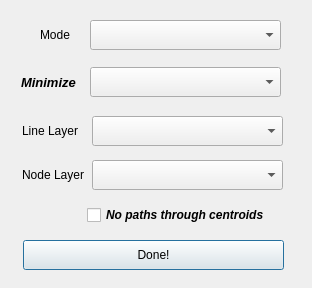
AequilibraE/qaequilibrae, file common_tools/forms/ui_load_network_info.ui: the form before one commit.
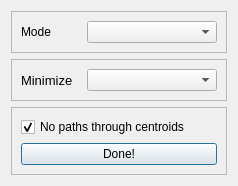
The form after the commit.

Commit message: Path computation now uses pre-loaded layers

Diff of the .ui file:
```diff
--- a/common_tools/forms/ui_load_network_info.ui
+++ b/common_tools/forms/ui_load_network_info.ui
@@ -9,8 +9,8 @@
    <rect>
     <x>0</x>
     <y>0</y>
-    <width>312</width>
-    <height>288</height>
+    <width>238</width>
+    <height>177</height>
    </rect>
   </property>
   <property name="windowTitle">
@@ -19,115 +19,18 @@
   <property name="modal">
    <bool>false</bool>
   </property>
-  <widget class="QPushButton" name="do_load_graph">
-   <property name="geometry">
-    <rect>
-     <x>23</x>
-     <y>240</y>
-     <width>261</width>
-     <height>30</height>
-    </rect>
-   </property>
-   <property name="text">
-    <string>Done!</string>
-   </property>
-  </widget>
-  <widget class="QLabel" name="progress_label_4">
-   <property name="geometry">
-    <rect>
-     <x>22</x>
-     <y>165</y>
-     <width>81</width>
-     <height>20</height>
-    </rect>
-   </property>
-   <property name="font">
-    <font>
-     <pointsize>9</pointsize>
-    </font>
-   </property>
-   <property name="text">
-    <string>Node Layer</string>
-   </property>
-  </widget>
-  <widget class="QComboBox" name="cb_node_layer">
-   <property name="geometry">
-    <rect>
-     <x>92</x>
-     <y>160</y>
-     <width>191</width>
-     <height>30</height>
-    </rect>
-   </property>
-   <property name="font">
-    <font>
-     <weight>75</weight>
-     <italic>true</italic>
-     <bold>true</bold>
-    </font>
-   </property>
-  </widget>
-  <widget class="QComboBox" name="cb_modes">
-   <property name="geometry">
-    <rect>
-     <x>90</x>
-     <y>20</y>
-     <width>191</width>
-     <height>30</height>
-    </rect>
-   </property>
-   <property name="font">
-    <font>
-     <weight>75</weight>
-     <italic>true</italic>
-     <bold>true</bold>
-    </font>
-   </property>
-  </widget>
-  <widget class="QComboBox" name="cb_link_layer">
-   <property name="geometry">
-    <rect>
-     <x>92</x>
-     <y>116</y>
-     <width>191</width>
-     <height>30</height>
-    </rect>
-   </property>
-   <property name="font">
-    <font>
-     <weight>75</weight>
-     <italic>true</italic>
-     <bold>true</bold>
-    </font>
-   </property>
-  </widget>
-  <widget class="QLabel" name="progress_label_6">
-   <property name="geometry">
-    <rect>
-     <x>22</x>
-     <y>121</y>
-     <width>71</width>
-     <height>20</height>
-    </rect>
-   </property>
-   <property name="font">
-    <font>
-     <pointsize>9</pointsize>
-    </font>
-   </property>
-   <property name="text">
-    <string>Line Layer</string>
-   </property>
-  </widget>
+  <layout class="QVBoxLayout" name="verticalLayout_2">
+   <item>
+    <widget class="QFrame" name="frame_2">
+     <property name="frameShape">
+      <enum>QFrame::StyledPanel</enum>
+     </property>
+     <property name="frameShadow">
+      <enum>QFrame::Raised</enum>
+     </property>
+     <layout class="QHBoxLayout" name="horizontalLayout">
+      <item>
   <widget class="QLabel" name="progress_label_7">
-   <property name="geometry">
-    <rect>
-     <x>40</x>
-     <y>25</y>
-     <width>51</width>
-     <height>20</height>
-    </rect>
-   </property>
    <property name="font">
     <font>
      <pointsize>9</pointsize>
@@ -137,56 +40,58 @@
     <string>Mode</string>
    </property>
   </widget>
-  <widget class="QCheckBox" name="block_paths">
-   <property name="geometry">
-    <rect>
-     <x>87</x>
-     <y>205</y>
-     <width>191</width>
-     <height>20</height>
-    </rect>
+      </item>
+      <item>
+       <widget class="QComboBox" name="cb_modes">
+        <property name="minimumSize">
+         <size>
+          <width>130</width>
+          <height>0</height>
+         </size>
    </property>
    <property name="font">
     <font>
-     <pointsize>9</pointsize>
      <weight>75</weight>
      <italic>true</italic>
      <bold>true</bold>
     </font>
    </property>
-   <property name="text">
-    <string>No paths through centroids</string>
-   </property>
-  </widget>
+       </widget>
+      </item>
+     </layout>
+    </widget>
+   </item>
+   <item>
+    <widget class="QFrame" name="frame">
+     <property name="frameShape">
+      <enum>QFrame::StyledPanel</enum>
+     </property>
+     <property name="frameShadow">
+      <enum>QFrame::Raised</enum>
+     </property>
+     <layout class="QHBoxLayout" name="horizontalLayout_2">
+      <item>
   <widget class="QLabel" name="progress_label_2">
-   <property name="geometry">
-    <rect>
-     <x>21</x>
-     <y>72</y>
-     <width>71</width>
-     <height>20</height>
-    </rect>
-   </property>
    <property name="font">
     <font>
      <pointsize>10</pointsize>
-     <weight>75</weight>
-     <italic>true</italic>
-     <bold>true</bold>
+          <weight>50</weight>
+          <italic>false</italic>
+          <bold>false</bold>
     </font>
    </property>
    <property name="text">
     <string>Minimize</string>
    </property>
   </widget>
+      </item>
+      <item>
   <widget class="QComboBox" name="cb_minimizing">
-   <property name="geometry">
-    <rect>
-     <x>90</x>
-     <y>67</y>
-     <width>191</width>
-     <height>30</height>
-    </rect>
+        <property name="minimumSize">
+         <size>
+          <width>130</width>
+          <height>0</height>
+         </size>
    </property>
    <property name="font">
     <font>
@@ -196,6 +101,45 @@
     </font>
    </property>
   </widget>
+      </item>
+     </layout>
+    </widget>
+   </item>
+   <item>
+    <widget class="QFrame" name="frame_3">
+     <property name="frameShape">
+      <enum>QFrame::StyledPanel</enum>
+     </property>
+     <property name="frameShadow">
+      <enum>QFrame::Raised</enum>
+     </property>
+     <layout class="QVBoxLayout" name="verticalLayout">
+      <item>
+       <widget class="QCheckBox" name="block_paths">
+        <property name="font">
+         <font>
+          <pointsize>9</pointsize>
+         </font>
+        </property>
+        <property name="text">
+         <string>No paths through centroids</string>
+        </property>
+        <property name="checked">
+         <bool>true</bool>
+        </property>
+       </widget>
+      </item>
+      <item>
+       <widget class="QPushButton" name="do_load_graph">
+        <property name="text">
+         <string>Done!</string>
+        </property>
+       </widget>
+      </item>
+     </layout>
+    </widget>
+   </item>
+  </layout>
  </widget>
  <resources/>
  <connections/>
```
Lines whose indentation alone changed are shown as unchanged. The commit also changes 4 other files.
